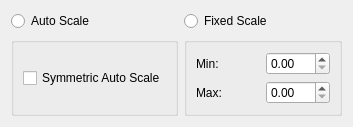
Before: the Qt Designer form src/Interface/Modules/Visualization/RescaleColorMap.ui in SCIInstitute/SCIRun, drawn with Qt 5.
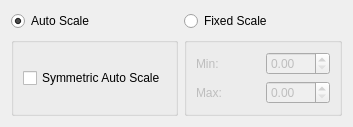
After: the same form once the commit is applied.

The edit to the form file:
```diff
--- a/src/Interface/Modules/Visualization/RescaleColorMap.ui
+++ b/src/Interface/Modules/Visualization/RescaleColorMap.ui
@@ -7,9 +7,15 @@
     <x>0</x>
     <y>0</y>
     <width>353</width>
-    <height>107</height>
+    <height>112</height>
    </rect>
   </property>
+  <property name="sizePolicy">
+   <sizepolicy hsizetype="Preferred" vsizetype="Preferred">
+    <horstretch>0</horstretch>
+    <verstretch>0</verstretch>
+   </sizepolicy>
+  </property>
   <property name="windowTitle">
    <string>Dialog</string>
   </property>
@@ -31,10 +37,19 @@
     </widget>
    </item>
    <item row="1" column="1">
-    <widget class="QGroupBox" name="groupBox_2">
+    <widget class="QGroupBox" name="fixedGroupBox_">
+     <property name="enabled">
+      <bool>false</bool>
+     </property>
      <property name="title">
       <string/>
      </property>
+     <property name="checkable">
+      <bool>false</bool>
+     </property>
+     <property name="checked">
+      <bool>false</bool>
+     </property>
      <layout class="QGridLayout" name="gridLayout_2">
       <item row="1" column="0">
        <widget class="QLabel" name="label">
@@ -64,6 +79,9 @@
      <property name="text">
       <string>Auto Scale</string>
      </property>
+     <property name="checked">
+      <bool>true</bool>
+     </property>
     </widget>
    </item>
    <item row="0" column="1">
```
Left out of the diff: 88 changed lines with no effect on the pictures.
